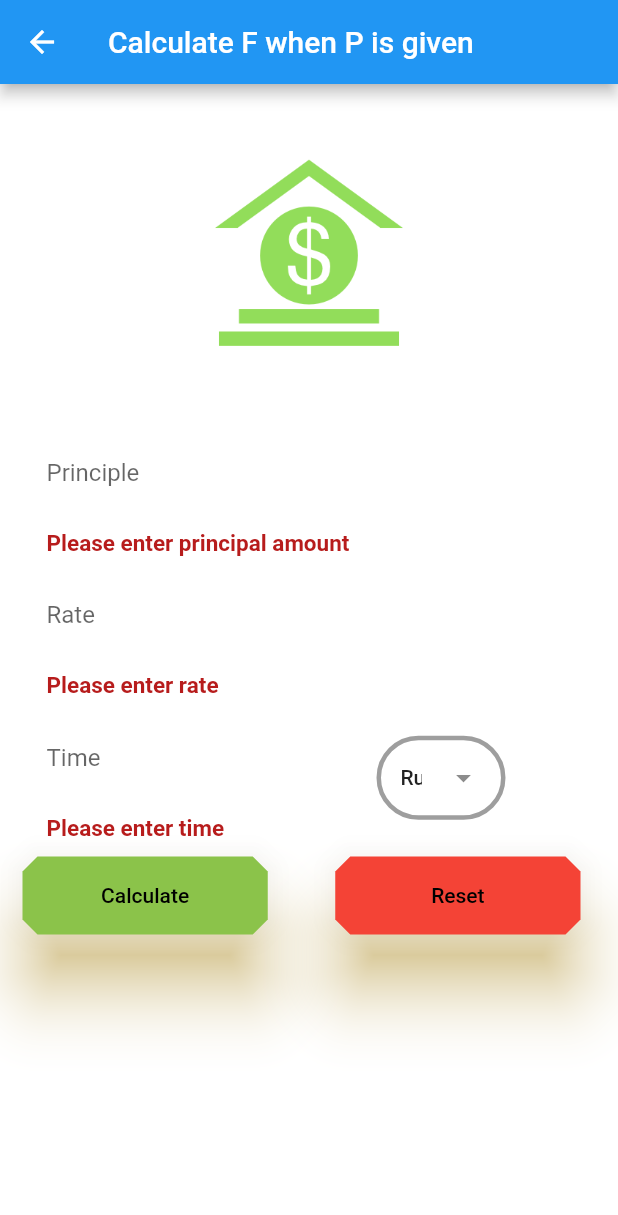
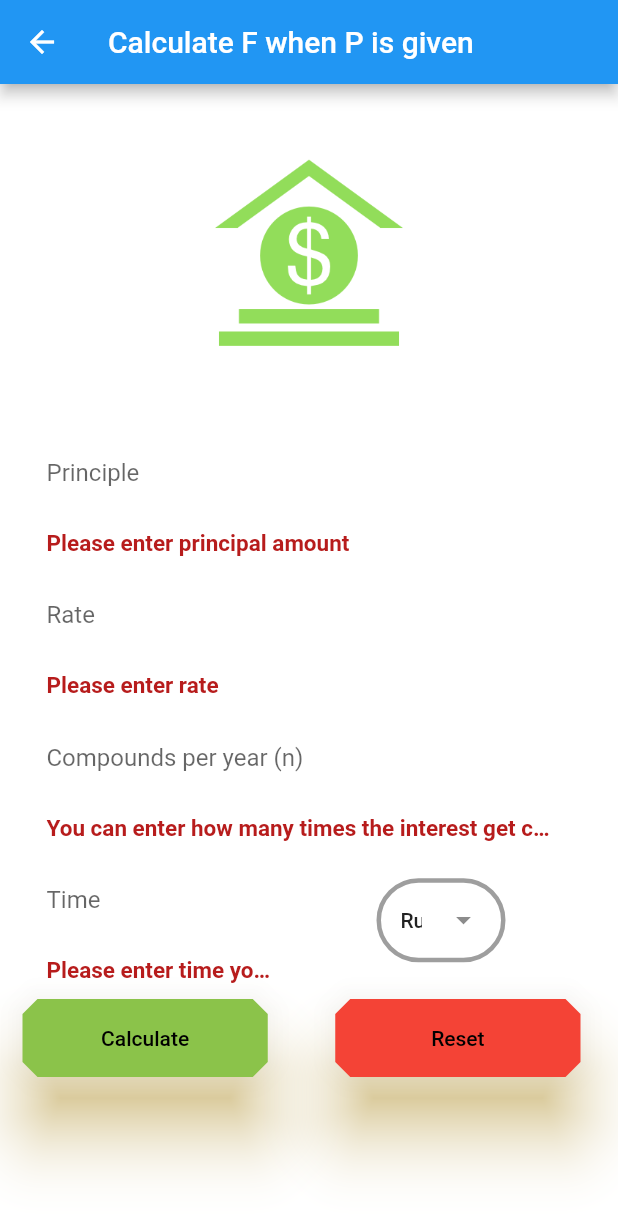
Before and after one commit to nishamghimire5/Economics-YoYo, a Flutter app: the FWhenPGiven screen opened directly, after a tap on "Rupees", after a tap on the "arrow drop down" icon, after a tap on "Calculate", on a phone screen of 412 x 824 dp. Shown: the top 1215 px of the screen. Run offline on Flutter 3.47's test engine with Material 2 defaults, Android fonts, the phone set to English and light mode, and no system bars.

Commit message:
Compounds text field added

```diff
--- a/lib/formulas/f_when_p_given.dart
+++ b/lib/formulas/f_when_p_given.dart
@@ -137,13 +137,55 @@ class _FWhenPGivenState extends State<FWhenPGiven> {
                   top: _minimumPadding,
                   bottom: _minimumPadding,
                 ),
+                child: TextFormField(
+                  validator: (String? value) {
+                    if (value == null || value.isEmpty) {
+                      return 'You can enter how many times the interest get credited in a year';
+                    }
+                    return null;
+                  },
+                  controller: roiController,
+                  //for number only
+                  keyboardType: TextInputType.number,
+                  inputFormatters: <TextInputFormatter>[
+                    FilteringTextInputFormatter.digitsOnly
+                  ],
+                  style: TextStyle(color: Colors.black87),
+                  decoration: InputDecoration(
+                    errorStyle: TextStyle(
+                      color: Colors.red[900],
+                      fontWeight: FontWeight.bold,
+                      fontSize: 15,
+                    ),
+                    enabledBorder: OutlineInputBorder(
+                      borderSide: BorderSide(
+                        width: 3,
+                        color: Colors.grey,
+                      ),
+                      borderRadius: BorderRadius.circular(50.0),
+                    ),
+                    contentPadding:
+                        EdgeInsets.symmetric(horizontal: 16, vertical: 12),
+                    labelText: 'Compounds per year (n)',
+                    hintText: 'Times',
+                    border: InputBorder.none,
+                  ),
+                ),
+              ),
+              Padding(
+                padding: EdgeInsets.only(
+                  right: _minimumPadding * 5,
+                  left: _minimumPadding * 3,
+                  top: _minimumPadding,
+                  bottom: _minimumPadding,
+                ),
                 child: Row(
                   children: <Widget>[
                     Expanded(
                       child: TextFormField(
                         validator: (String? value) {
                           if (value == null || value.isEmpty) {
-                            return 'Please enter time';
+                            return 'Please enter time you plan to invest';
                           }
                           return null;
                         },
```
